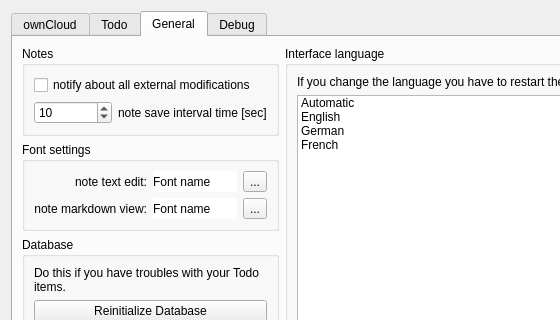
Above: src/dialogs/settingsdialog.ui from pbek/QOwnNotes before the change; both pictures show x 0 to 560 and y 0 to 320 of the 1237 by 888 pixel window. Below: the same form after it.
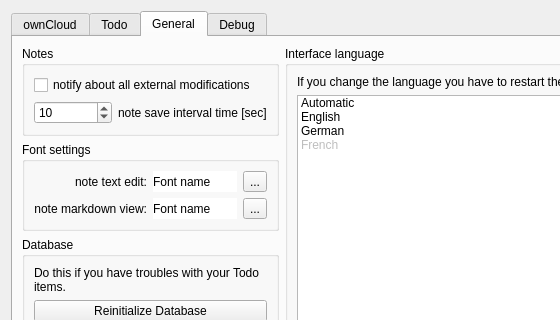
That is the form after the change. Icons and pictures are not drawn. Custom widgets are drawn as their Qt base class.

Commit message: disabled French for now

Patch:
```diff
--- a/src/dialogs/settingsdialog.ui
+++ b/src/dialogs/settingsdialog.ui
@@ -931,6 +931,9 @@
                  <property name="whatsThis">
                   <string notr="true">fr</string>
                  </property>
+                 <property name="flags">
+                  <set>ItemIsSelectable|ItemIsDragEnabled|ItemIsUserCheckable</set>
+                 </property>
                 </item>
                </widget>
               </item>
```
The commit also changes 1 other file.
